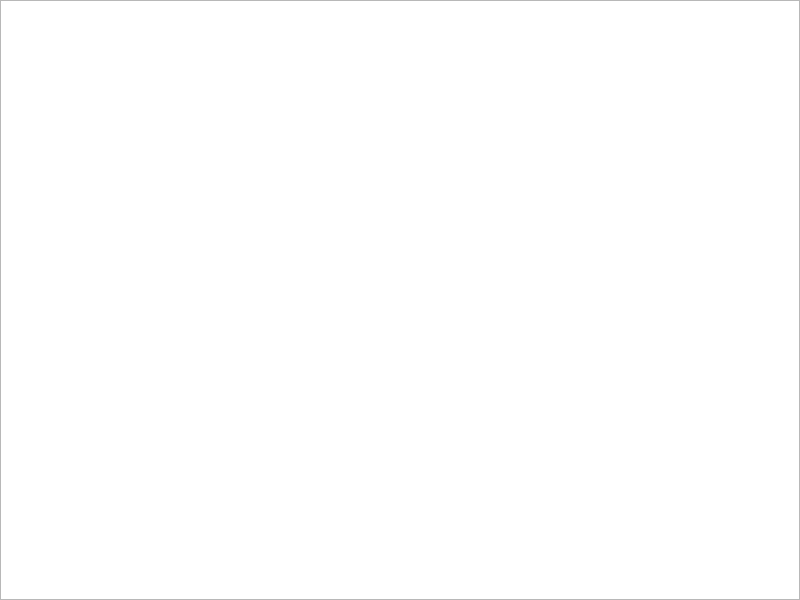
Qt form Juego Hoops/Hoops/widget.ui (LindsayAGR/Proyecto-final-2026-1) before a commit.
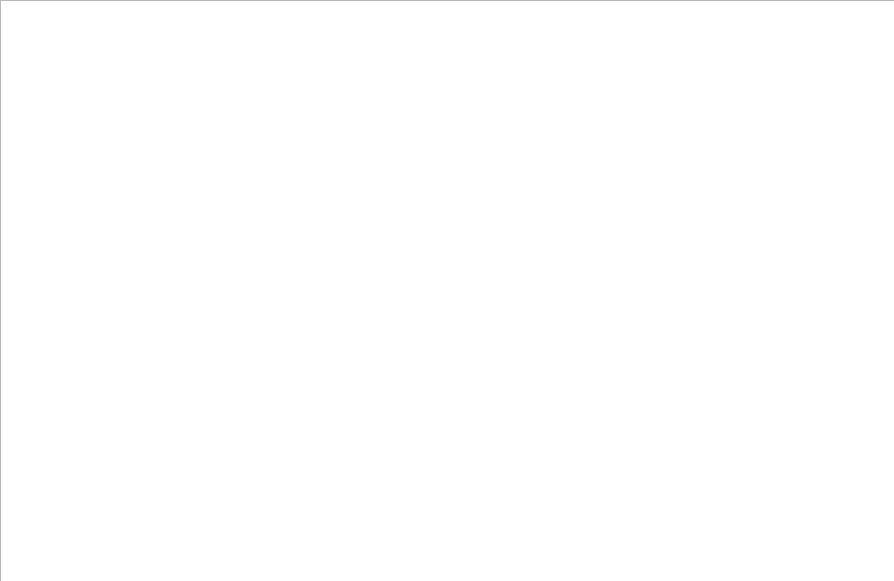
The same form after that commit.

Patch:
```diff
--- a/Juego Hoops/Hoops/widget.ui
+++ b/Juego Hoops/Hoops/widget.ui
@@ -6,8 +6,8 @@
    <rect>
     <x>0</x>
     <y>0</y>
-    <width>800</width>
-    <height>600</height>
+    <width>894</width>
+    <height>581</height>
    </rect>
   </property>
   <property name="windowTitle">
@@ -18,10 +18,19 @@
     <rect>
      <x>0</x>
      <y>0</y>
-     <width>800</width>
+     <width>930</width>
      <height>600</height>
     </rect>
    </property>
+   <property name="verticalScrollBarPolicy">
+    <enum>Qt::ScrollBarPolicy::ScrollBarAlwaysOn</enum>
+   </property>
+   <property name="horizontalScrollBarPolicy">
+    <enum>Qt::ScrollBarPolicy::ScrollBarAlwaysOn</enum>
+   </property>
+   <property name="interactive">
+    <bool>false</bool>
+   </property>
   </widget>
  </widget>
  <resources/>
```
Left out of the diff: 4 changed lines with no effect on the pictures.
